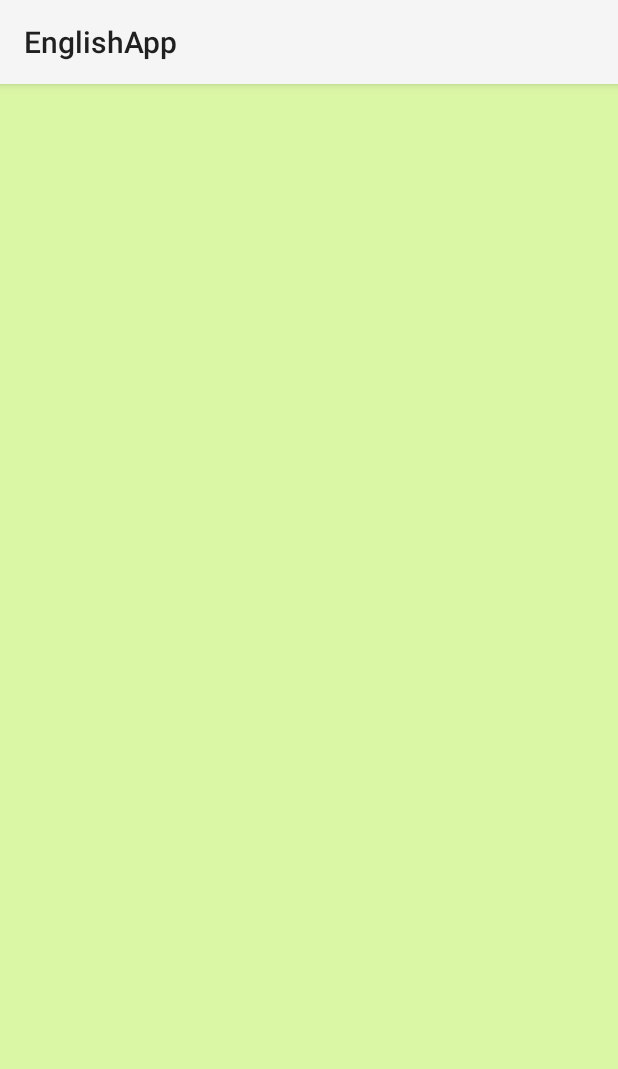
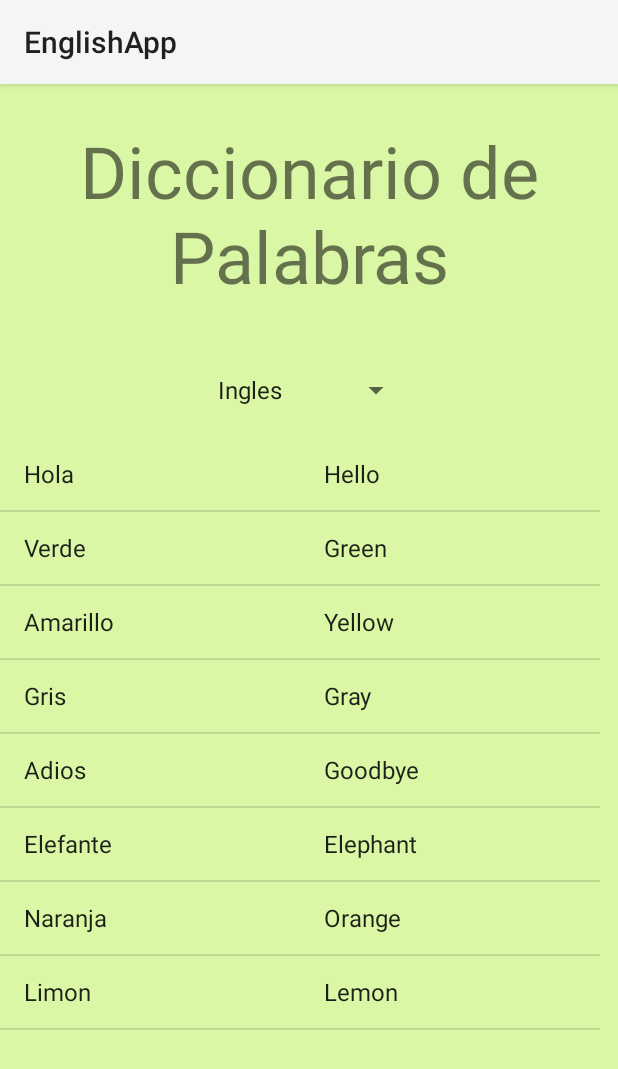
Before and after one commit to victormosqueraconejo/EnglishApp, an Android app: the Diccionario screen opened directly, with no data from a screen before it, on a phone screen of 412 x 824 dp. Shown: the top 1069 px of the screen. Run offline under Robolectric (Android 15) with nearby library versions, the phone set to English and light mode, and no system bars.

Commit message:
nuevos cambios

```diff
--- a/app/src/main/AndroidManifest.xml
+++ b/app/src/main/AndroidManifest.xml
@@ -12,6 +12,9 @@
         android:supportsRtl="true"
         android:theme="@style/Theme.EnglishApp"
         tools:targetApi="31">
+        <activity
+            android:name=".CalificacionDiccionario"
+            android:exported="false" />
         <activity
             android:name=".Diccionario"
             android:exported="false" />
--- a/app/src/main/java/com/victor/englishapp/Diccionario.java
+++ b/app/src/main/java/com/victor/englishapp/Diccionario.java
@@ -1,6 +1,14 @@
 package com.victor.englishapp;
 
+import android.content.Intent;
 import android.os.Bundle;
+import android.view.View;
+import android.widget.Adapter;
+import android.widget.AdapterView;
+import android.widget.ArrayAdapter;
+import android.widget.Button;
+import android.widget.ListView;
+import android.widget.Spinner;
 
 import androidx.activity.EdgeToEdge;
 import androidx.appcompat.app.AppCompatActivity;
@@ -10,10 +18,107 @@ import androidx.core.view.WindowInsetsCompat;
 
 public class Diccionario extends AppCompatActivity {
 
+    Button btnCalificarDiccionario;
+    Spinner spSeleccionIdioma;
+    ListView lsListaPalabras1, lsListaPalabras2;
+
+    ArrayAdapter lista1Adaptador, lista2Adaptador, idiomasAdaptador, lista3Adaptador, lista4Adaptador;
+    String[] palabrasParaDiccionarioIngles = {
+            "Hello",
+            "Green",
+            "Yellow",
+            "Gray",
+            "Goodbye",
+            "Elephant",
+            "Orange",
+            "Lemon"
+    };
+    String[] palabrasParaDiccionarioEspanol = {
+            "Hola",
+            "Verde",
+            "Amarillo",
+            "Gris",
+            "Adios",
+            "Elefante",
+            "Naranja",
+            "Limon"
+    };
+    String[] palabrasParaDiccionarioChino = {
+            " (nǐ hǎo)", // Hola
+            " (lǜ sè)", // Verde
+            " (huáng sè)", // Amarillo
+            " (huī sè)", // Gris
+            " (zài jiàn)", // Adios
+            " (dà xiàng)", // Elefante
+            " (jú zi)", // Naranja
+            " (níng méng)" // Limon
+    };
+    String[] palabrasParaDiccionarioPortugues = {
+            "Olá", // Hola
+            "Verde", // Verde
+            "Amarelo", // Amarillo
+            "Cinza", // Gris
+            "Tchau", // Adios
+            "Elefante", // Elefante
+            "Laranja", // Naranja
+            "Limão" // Limon
+    };
+
+    String[] idiomasDisponibles = {
+            "Ingles","Portugues", "Chino"
+    };
+
+
     @Override
     protected void onCreate(Bundle savedInstanceState) {
         super.onCreate(savedInstanceState);
         setContentView(R.layout.activity_diccionario);
 
+        btnCalificarDiccionario = findViewById(R.id.btnCalificarDiccionario);
+        spSeleccionIdioma = findViewById(R.id.spSeleccionIdioma);
+        lsListaPalabras1 = findViewById(R.id.lvListaPalabras1);
+        lsListaPalabras2 = findViewById(R.id.lvListaPalabras2);
+
+        lista1Adaptador = new ArrayAdapter<>(this, android.R.layout.simple_list_item_1, palabrasParaDiccionarioEspanol);
+        lista2Adaptador = new ArrayAdapter<>(this, android.R.layout.simple_list_item_1, palabrasParaDiccionarioIngles);
+        lista3Adaptador = new ArrayAdapter<>(this, android.R.layout.simple_list_item_1, palabrasParaDiccionarioPortugues);
+        lista4Adaptador = new ArrayAdapter<>(this, android.R.layout.simple_list_item_1, palabrasParaDiccionarioChino);
+
+
+        idiomasAdaptador = new ArrayAdapter<>(this, android.R.layout.simple_spinner_item, idiomasDisponibles);
+
+        spSeleccionIdioma.setAdapter(idiomasAdaptador);
+
+        spSeleccionIdioma.setOnItemSelectedListener(new AdapterView.OnItemSelectedListener() {
+            @Override
+            public void onItemSelected(AdapterView<?> parent, View view, int position, long id) {
+                lsListaPalabras1.setAdapter(lista1Adaptador);
+
+                if (position == 0) {
+                    lsListaPalabras2.setAdapter(lista2Adaptador);
+                }
+                if (position == 1) {
+                    lsListaPalabras2.setAdapter(lista3Adaptador);
+                }
+                if (position == 2) {
+                    lsListaPalabras2.setAdapter(lista4Adaptador);
+                }
+            }
+
+            @Override
+            public void onNothingSelected(AdapterView<?> parent) {
+
+            }
+        });
+
+        btnCalificarDiccionario.setOnClickListener(new View.OnClickListener() {
+            @Override
+            public void onClick(View v) {
+                Intent irEncuesta = new Intent(Diccionario.this, CalificacionDiccionario.class);
+                startActivity(irEncuesta);
+            }
+        });
+
+
     }
 }
--- a/app/src/main/res/layout/activity_diccionario.xml
+++ b/app/src/main/res/layout/activity_diccionario.xml
@@ -10,5 +10,54 @@
     tools:context=".Diccionario">
 
 
+    <TextView
+        android:layout_width="wrap_content"
+        android:layout_height="wrap_content"
+        android:layout_gravity="center"
+        android:text="Diccionario de Palabras"
+        android:textSize="48dp"
+        android:textAlignment="center"
+        android:layout_margin="25dp"
+        />
+    <Spinner
+        android:id="@+id/spSeleccionIdioma"
+        android:layout_width="wrap_content"
+        android:layout_height="wrap_content"
+        android:layout_gravity="center"
+        android:layout_margin="20dp"
+        />
+
+    <LinearLayout
+        android:layout_width="match_parent"
+        android:layout_height="wrap_content"
+        >
+        <ListView
+            android:id="@+id/lvListaPalabras1"
+            android:layout_width="200dp"
+            android:layout_height="500dp"
+            android:layout_gravity="start"
+            />
+        <ListView
+            android:id="@+id/lvListaPalabras2"
+            android:layout_width="200dp"
+            android:layout_height="500dp"
+            android:layout_gravity="end"
+            />
+
+    </LinearLayout>
+
+
+    <Button
+        android:id="@+id/btnCalificarDiccionario"
+        android:layout_width="wrap_content"
+        android:layout_height="wrap_content"
+        android:text="Califica este diccionario"
+        android:backgroundTint="@color/secundario"
+        android:layout_gravity="end"
+        android:layout_margin="25dp"
+        />
+
+
+
 
 </LinearLayout>
```
Also changed, not shown: app/src/main/java/com/victor/englishapp/CalificacionDiccionario.java (added, +33 -0 lines), app/src/main/res/layout/activity_calificacion_diccionario.xml (added, +99 -0 lines).
